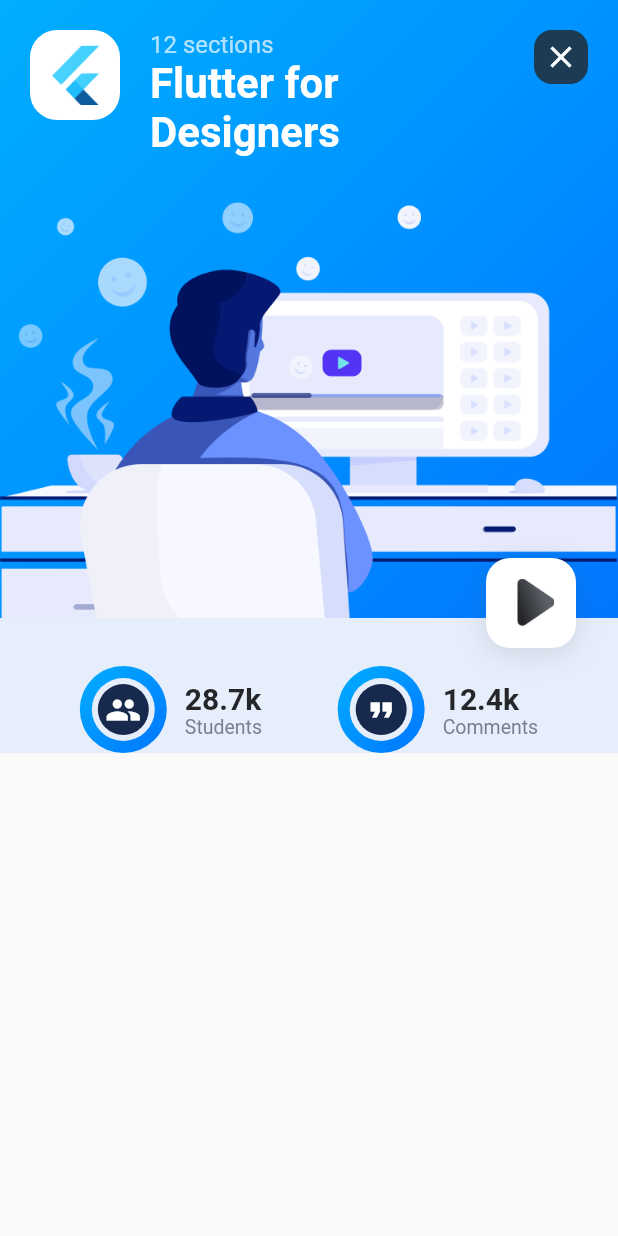
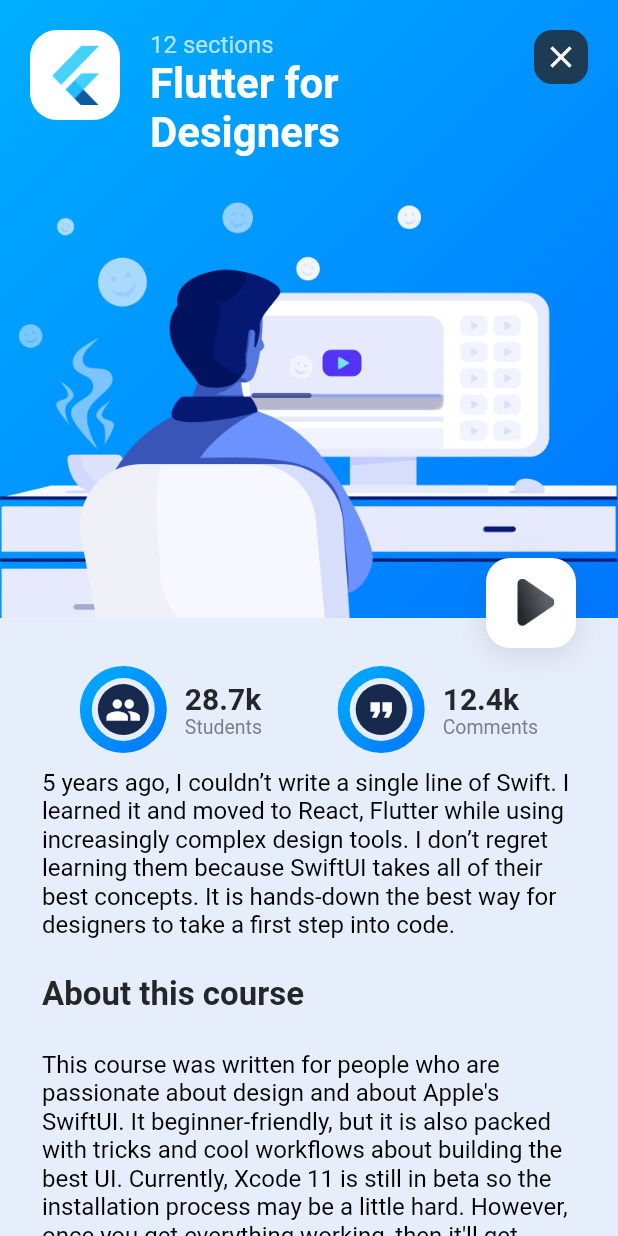
Before and after one commit to Dushani-Ranasinghe/designcode, a Flutter app: the screen it shows after launch, after a tap on "12 sections", on a phone screen of 412 x 824 dp. Run offline on Flutter 3.47's test engine with Material 2 defaults, Android fonts, the phone set to English and light mode, and no system bars; our stand-ins replace sliding_up_panel.

Commit message:
created student comment and course content

```diff
--- a/lib/screens/course_screen.dart
+++ b/lib/screens/course_screen.dart
@@ -161,6 +161,7 @@
                   top: 12.0,
                   left: 28.0,
                   right: 28.0,
+                  bottom: 10.0
                 ),
                 child: Row(
                   mainAxisAlignment: MainAxisAlignment.spaceAround,
@@ -285,6 +286,33 @@
                     ),
                   ],
                 ),
+              ),
+              Padding(
+                padding: EdgeInsets.symmetric(horizontal: 28.0),
+                child: Column(
+                  crossAxisAlignment: CrossAxisAlignment.start,
+                  children: [
+                    Text(
+                      "5 years ago, I couldn’t write a single line of Swift. I learned it and moved to React, Flutter while using increasingly complex design tools. I don’t regret learning them because SwiftUI takes all of their best concepts. It is hands-down the best way for designers to take a first step into code.",
+                      style: kBodyLabelStyle,
+                    ),
+                    SizedBox(
+                      height: 24.0,
+                    ),
+                    Text(
+                      "About this course",
+                      style: kTitle1Style,
+                    ),
+                    SizedBox(
+                      height: 24.0,
+                    ),
+                    Text(
+                      "This course was written for people who are passionate about design and about Apple's SwiftUI. It beginner-friendly, but it is also packed with tricks and cool workflows about building the best UI. Currently, Xcode 11 is still in beta so the installation process may be a little hard. However, once you get everything working, then it'll get much friendlier!",
+                      style: kBodyLabelStyle,
+                    ),
+                    SizedBox(height: 24.0),
+                  ],
+                ),
               )
             ],
           ),
```
